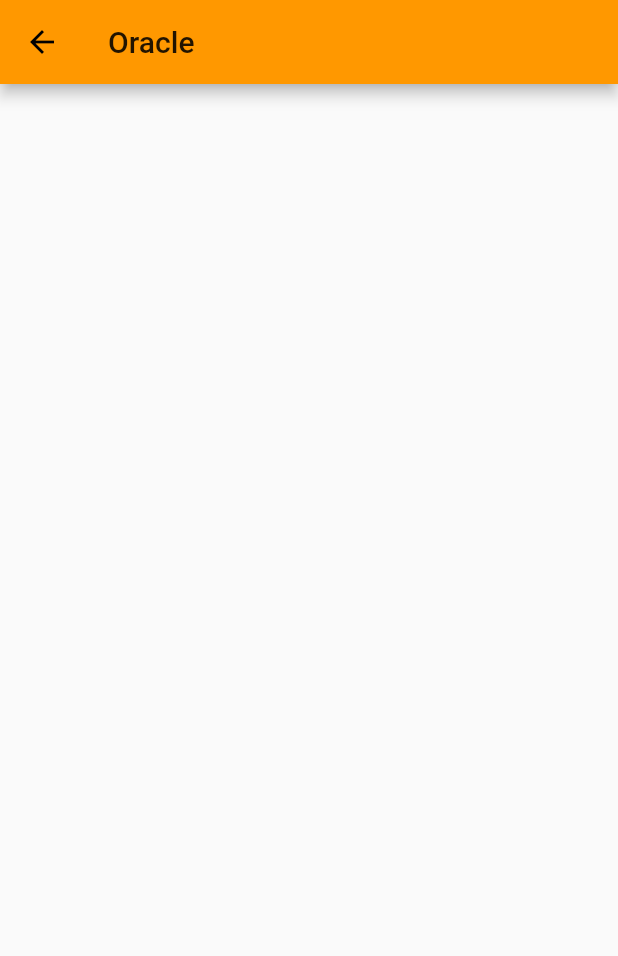
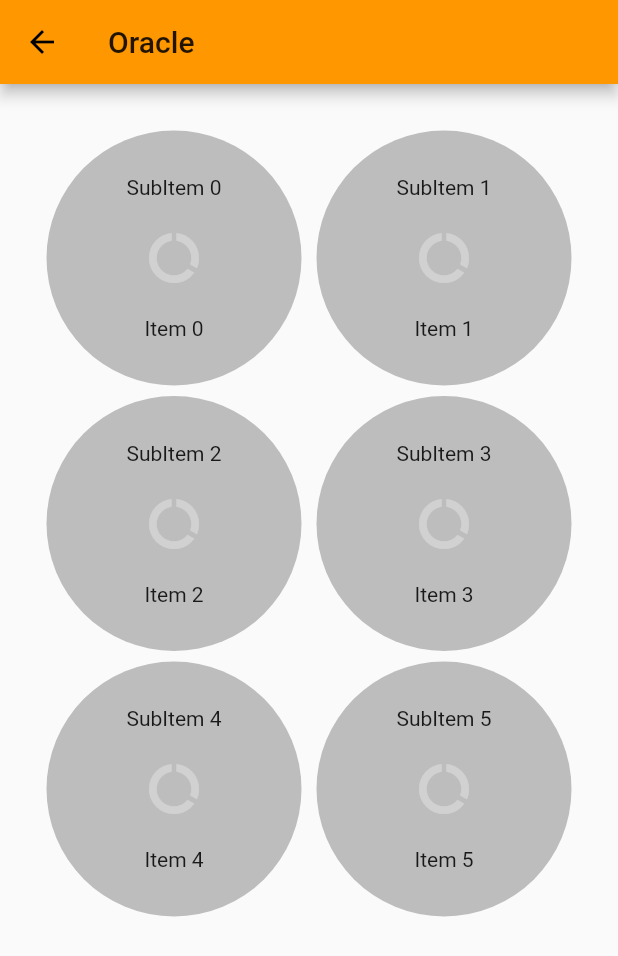
Before and after one commit to michellhornung/monitor, a Flutter app: the Oracle screen opened directly, on a phone screen of 412 x 824 dp. Shown: the top 956 px of the screen. Run offline on Flutter 3.47's test engine with Material 2 defaults, Android fonts, the phone set to English and light mode, and no system bars.

Commit message:
Started but not finished - Oracle view.

```diff
--- a/lib/pages/oracle.dart
+++ b/lib/pages/oracle.dart
@@ -12,6 +12,37 @@ class _OracleState extends State<Oracle> {
       appBar: AppBar(
         title: Text('Oracle'),
       ),
+      body: Container(
+        child: GridView.count(
+            crossAxisCount: 2,
+            crossAxisSpacing: 8.0,
+            mainAxisSpacing: 5.0,
+            padding: EdgeInsets.all(30.0),
+            children: List.generate(6, (index) {
+              return Container(
+                padding: EdgeInsets.all(30.0),
+                child: Center(
+                  child: GridTile(
+                    footer: Text(
+                      'Item $index',
+                      textAlign: TextAlign.center,
+                    ),
+                    header: Text(
+                      'SubItem $index',
+                      textAlign: TextAlign.center,
+                    ),
+                    child: Icon(Icons.data_usage,
+                        size: 40.0, color: Colors.white30),
+                  ),
+                ),
+                decoration: BoxDecoration(
+                  color: Colors.grey[400],
+                  borderRadius: BorderRadius.circular(200.0),
+                ),
+                margin: EdgeInsets.all(1.0),
+              );
+            })),
+      ),
     );
   }
 }
```
Also changed, not shown: lib/widgets/TabsAndGrids.dart (added, +163 -0 lines).
